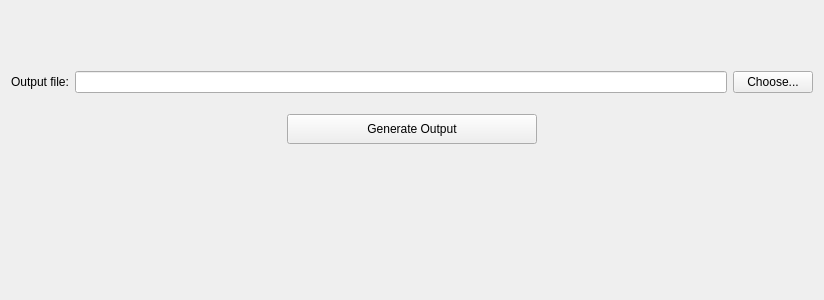
Old version of the form NewGeneUI/NewGene/Widgets/CreateOutput/GenerateOutput/newgenegenerateoutput.ui in the repository daniel347x/newgene.
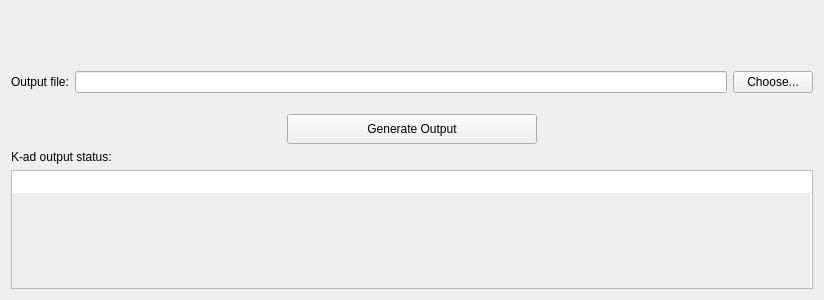
New version of the form.

Commit message: Add status box area in output pane.  Add signals/slots/virtuals to append text to it from K-ad generator class.  Add output pane widget member variable to output project class.

Patch:
```diff
--- a/NewGeneUI/NewGene/Widgets/CreateOutput/GenerateOutput/newgenegenerateoutput.ui
+++ b/NewGeneUI/NewGene/Widgets/CreateOutput/GenerateOutput/newgenegenerateoutput.ui
@@ -146,17 +146,25 @@
     </layout>
    </item>
    <item>
-    <spacer name="verticalSpacer">
-     <property name="orientation">
-      <enum>Qt::Vertical</enum>
-     </property>
-     <property name="sizeHint" stdset="0">
-      <size>
-       <width>20</width>
-       <height>60</height>
-      </size>
-     </property>
-    </spacer>
+    <layout class="QVBoxLayout" name="verticalLayout_2">
+     <item>
+      <widget class="QLabel" name="label_2">
+       <property name="text">
+        <string>K-ad output status:</string>
+       </property>
+      </widget>
+     </item>
+     <item>
+      <widget class="QPlainTextEdit" name="plainTextEdit_KadStatus">
+       <property name="readOnly">
+        <bool>true</bool>
+       </property>
+       <property name="backgroundVisible">
+        <bool>true</bool>
+       </property>
+      </widget>
+     </item>
+    </layout>
    </item>
   </layout>
  </widget>
```
The commit also changes 10 other files.
